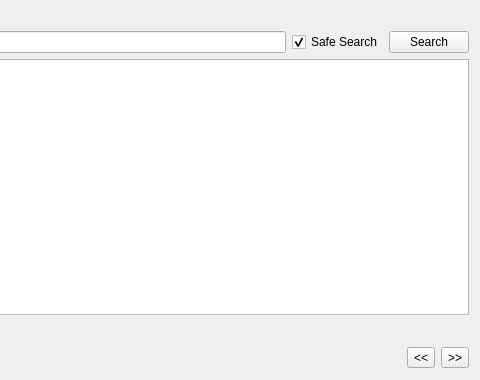
First picture: the form in src/qt/forms/aliaslistpage.ui, repository willyko/syscoin2, before the edit; both pictures show x 280 to 760 and y 0 to 380 of the 760 by 380 pixel window.
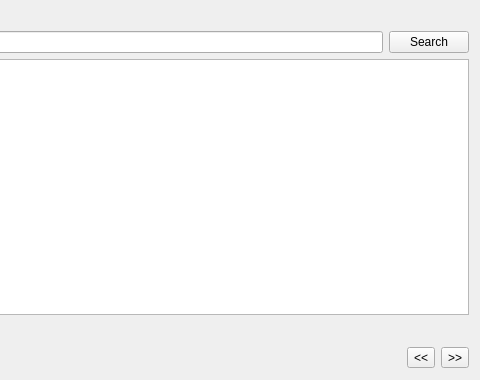
Second picture: the form after the edit.

Commit message: safe search in preferences instead

Diff of the .ui file:
```diff
--- a/src/qt/forms/aliaslistpage.ui
+++ b/src/qt/forms/aliaslistpage.ui
@@ -29,16 +29,6 @@
      <item>
       <widget class="QLineEdit" name="lineEditAliasSearch"/>
      </item>
-     <item>
-      <widget class="QCheckBox" name="safeSearch">
-       <property name="text">
-        <string>Safe Search</string>
-       </property>
-       <property name="checked">
-        <bool>true</bool>
-       </property>
-      </widget>
-     </item>
      <item>
       <widget class="QPushButton" name="searchAlias">
        <property name="maximumSize">
```
The commit also changes 10 other files.
